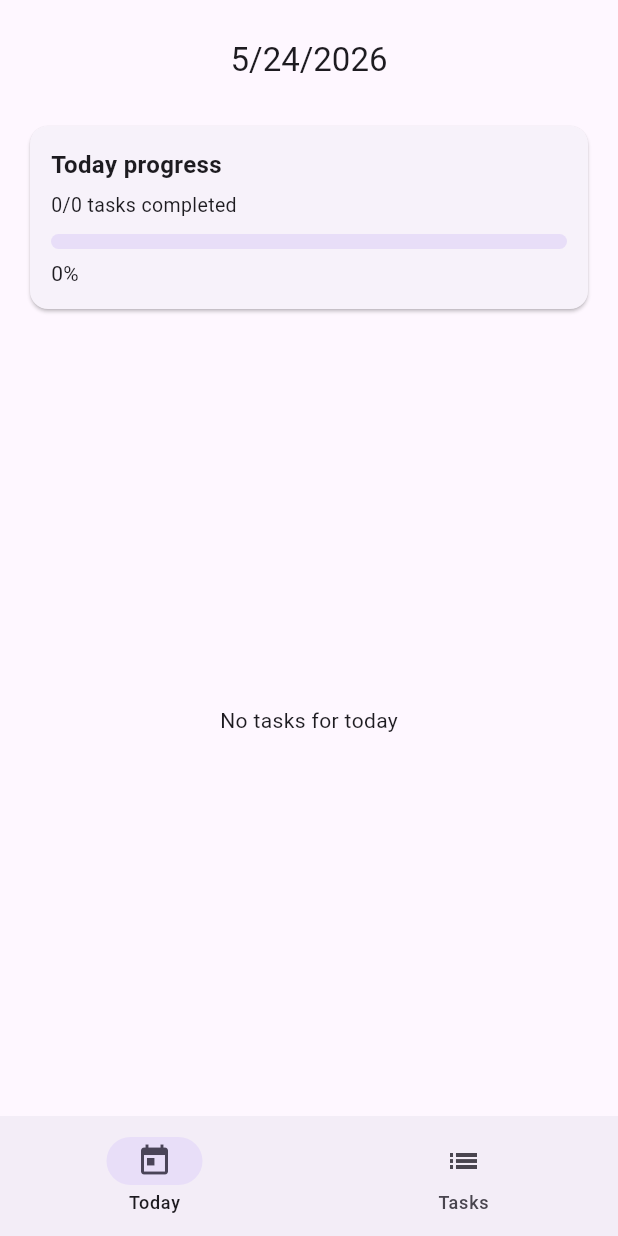
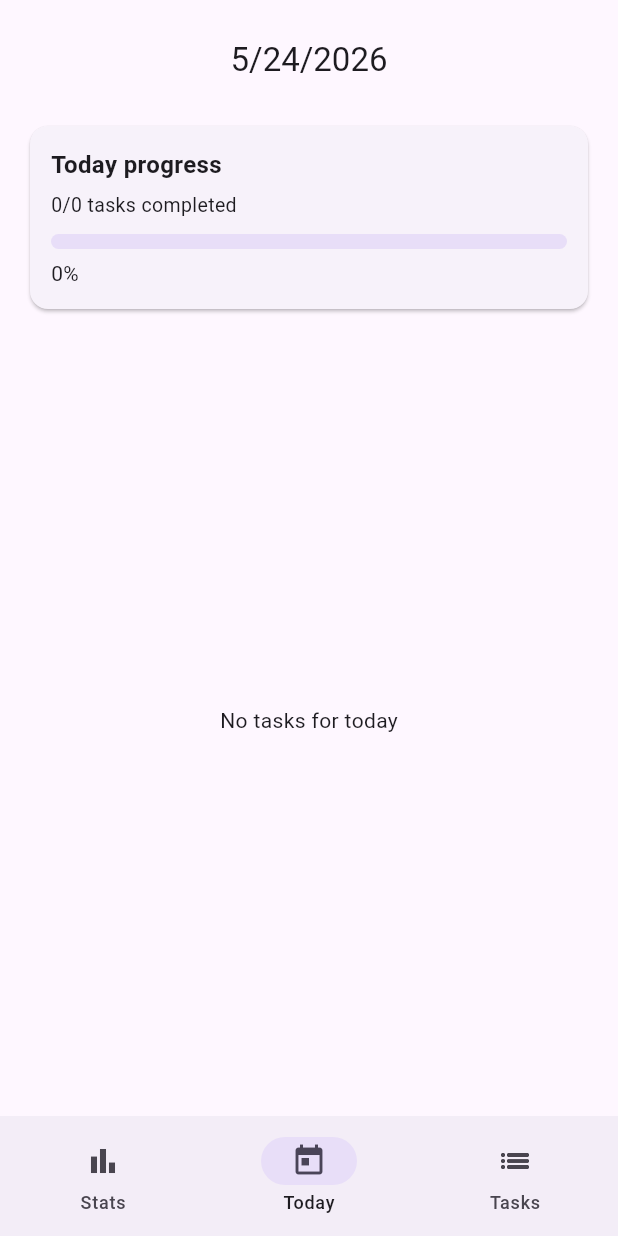
Before and after one commit to Posado-Sebastian/daily_tasks, a Flutter app: the screen it shows after launch, on a phone screen of 412 x 824 dp. Run offline on Flutter 3.47's test engine with Material 3 defaults, Android fonts, the phone set to English and light mode, and no system bars; our stand-ins replace sqflite; accounts and stored records are empty.

Commit message:
stats page added

```diff
--- a/lib/main.dart
+++ b/lib/main.dart
@@ -1,6 +1,7 @@
 import 'package:flutter/material.dart';
 import 'home.dart';
 import 'tasks_manager.dart';
+import 'stats.dart';
 
 void main() {
   runApp(const MainApp());
@@ -26,9 +27,10 @@ class RootScreen extends StatefulWidget {
 }
 
 class _RootScreenState extends State<RootScreen> {
-  int _selectedIndex = 0;
+  int _selectedIndex = 1;
 
   static const List<Widget> _screens = [
+    Stats(),
     Home(),
     TasksManager(),
   ];
@@ -46,6 +48,11 @@ class _RootScreenState extends State<RootScreen> {
         },
         destinations: const [
           NavigationDestination(
+            icon: Icon(Icons.bar_chart_outlined),
+            selectedIcon: Icon(Icons.bar_chart),
+            label: 'Stats',
+          ),
+          NavigationDestination(
             icon: Icon(Icons.today_outlined),
             selectedIcon: Icon(Icons.today),
             label: 'Today',
--- /dev/null
+++ b/lib/stats.dart
@@ -0,0 +1,18 @@
+import 'package:flutter/material.dart';
+class Stats extends StatelessWidget {
+  const Stats({super.key});
+
+  @override
+  Widget build(BuildContext context) {
+    return Scaffold(
+      appBar: AppBar(
+        toolbarHeight: 80,
+        title: const Text('Stats'),
+        centerTitle: true,
+      ),
+      body: const Center(
+        child: Text('Stats coming soon!'),
+      ),
+    );
+  }
+}
--- a/lib/tasks_manager.dart
+++ b/lib/tasks_manager.dart
@@ -41,7 +41,7 @@ class _TasksManagerState extends State<TasksManager> {
   Widget build(BuildContext context) {
     return Scaffold(
       appBar: AppBar(
-        toolbarHeight: 90,
+        toolbarHeight: 80,
         title: const Text('Tasks'),
         centerTitle: true,
       ),
```
